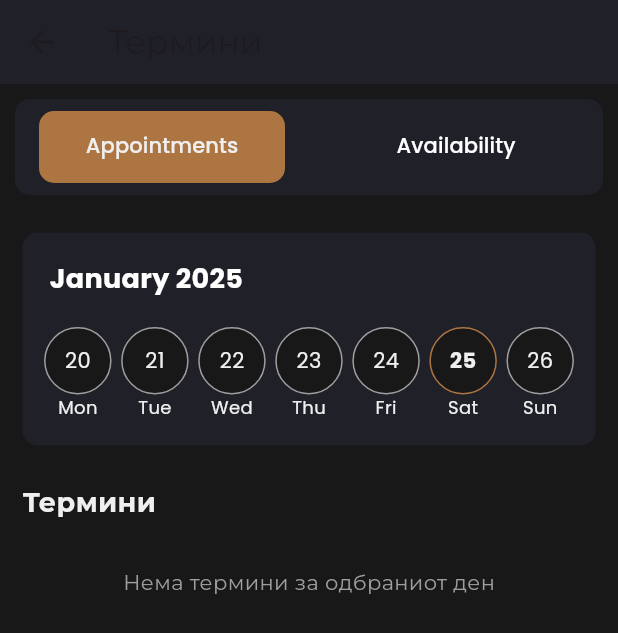
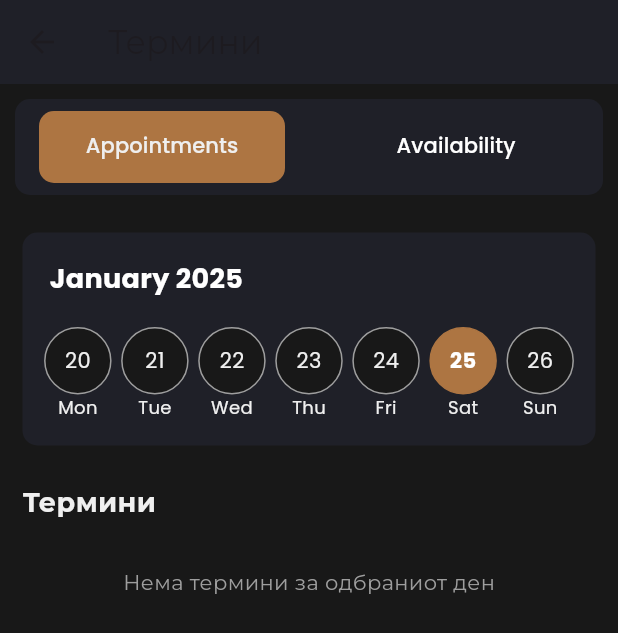
Before and after one commit to zimbakovtech/Barbershop.mk, a Flutter app: the Appointments screen opened directly, on a phone screen of 412 x 824 dp. Shown: the top 633 px of the screen. Run offline on Flutter 3.47's test engine with Material 3 defaults, Android fonts, the phone set to English and light mode, and no system bars; our stand-ins replace firebase_core, firebase_messaging, flutter_riverpod, google_fonts, shared_preferences, table_calendar; accounts and stored records are empty; network calls fail.

Commit message:
fixed scheduling apointments and minor changes in appointments and clients

```diff
--- a/totis_barbershop/lib/screens/appointments.dart
+++ b/totis_barbershop/lib/screens/appointments.dart
@@ -1,18 +1,10 @@
 import 'package:flutter/material.dart';
 import 'package:flutter_riverpod/flutter_riverpod.dart';
 import 'package:intl/intl.dart';
-
-// Your imports
 import 'package:barbers_mk/widgets/appointment_card.dart';
 import 'package:barbers_mk/services/barber_service.dart';
 import '../providers/appointment_provider.dart';
 import 'package:barbers_mk/widgets/colors.dart';
-
-// Enum remains the same
-enum SlideDirection {
-  left,
-  right,
-}
 
 class Appointments extends ConsumerStatefulWidget {
   const Appointments({super.key});
@@ -23,41 +15,27 @@ class Appointments extends ConsumerStatefulWidget {
 
 class AppointmentsState extends ConsumerState<Appointments> {
   final barberService = BarberService();
-
   late DateTime _currentMonth;
   late DateTime _currentWeekStart;
   late DateTime _selectedDate;
 
-  /// Tracks which way to slide the week (left = next, right = previous).
-  SlideDirection _slideDirection = SlideDirection.left;
-
   @override
   void initState() {
     super.initState();
-    // Initialize to today's date
     final now = DateTime.now();
-    // This is our "current month" pinned to day=1
     _currentMonth = DateTime(now.year, now.month);
-    // Find start of the week that 'now' belongs to (Monday as start)
     _currentWeekStart = _findStartOfWeek(now);
     _selectedDate = now;
   }
 
-  /// Returns the Monday of a given date's week.
-  /// If you want Sunday as the start, adjust accordingly.
   DateTime _findStartOfWeek(DateTime date) {
-    // Monday = weekday=1, Sunday=7
     final dayOfWeek = date.weekday;
     return DateTime(date.year, date.month, date.day - (dayOfWeek - 1));
   }
 
-  // Moves forward by 7 days
   void _goToNextWeek() {
     setState(() {
-      _slideDirection = SlideDirection.left; // new content slides in from right
       _currentWeekStart = _currentWeekStart.add(const Duration(days: 7));
-
-      // If we crossed into a new month, update _currentMonth
       if (_currentWeekStart.month != _currentMonth.month ||
           _currentWeekStart.year != _currentMonth.year) {
         final nextMonth = _currentMonth.month + 1;
@@ -69,13 +47,9 @@ class AppointmentsState extends ConsumerState<Appointments> {
     });
   }
 
-  // Moves backward by 7 days
   void _goToPreviousWeek() {
     setState(() {
-      _slideDirection = SlideDirection.right; // new content slides in from left
       _currentWeekStart = _currentWeekStart.subtract(const Duration(days: 7));
-
-      // If we crossed into a previous month, update _currentMonth
       if (_currentWeekStart.month != _currentMonth.month ||
           _currentWeekStart.year != _currentMonth.year) {
         final prevMonth = _currentMonth.month - 1;
@@ -87,28 +61,21 @@ class AppointmentsState extends ConsumerState<Appointments> {
     });
   }
 
-  // Called on tapping a day circle
   void _onDaySelected(DateTime day) {
     setState(() {
       _selectedDate = day;
     });
   }
 
-  /// Returns a "January 2025"-style string for the current month
   String _formatMonth(DateTime date) {
-    // Make sure you have called initializeDateFormatting('mk') (or 'en') in main()
     return DateFormat('MMMM yyyy', 'en').format(date);
   }
 
-  /// 7 consecutive days starting at _currentWeekStart
   List<DateTime> _getCurrentWeekDates() {
     return List.generate(
-      7,
-      (index) => _currentWeekStart.add(Duration(days: index)),
-    );
+        7, (index) => _currentWeekStart.add(Duration(days: index)));
   }
 
-  /// Group appointments by date and return only for _selectedDate
   List<dynamic> _getAppointmentsForSelectedDate(List<dynamic> allAppointments) {
     final grouped = <DateTime, List<dynamic>>{};
     for (final apt in allAppointments) {
@@ -124,17 +91,14 @@ class AppointmentsState extends ConsumerState<Appointments> {
 
   @override
   Widget build(BuildContext context) {
-    // We only consider appointments that are not canceled
     final allAppointments = ref
         .watch(appointmentProvider)
         .where((appointment) => appointment.status != 'canceled')
         .toList();
-
-    // Subset for the selected date
     final todaysAppointments = _getAppointmentsForSelectedDate(allAppointments);
 
     return DefaultTabController(
-      length: 2, // "Appointments" and "Availability"
+      length: 2,
       child: Scaffold(
         backgroundColor: background,
         appBar: AppBar(
@@ -174,56 +138,13 @@ class AppointmentsState extends ConsumerState<Appointments> {
             Expanded(
               child: TabBarView(
                 children: [
-                  // APPOINTMENTS TAB
-                  // Wrap the swiping content in an AnimatedSwitcher to get a smooth transition
-                  AnimatedSwitcher(
-                    // A unique key for the current week's content
-                    key: ValueKey<DateTime>(_currentWeekStart),
-                    duration: const Duration(milliseconds: 300),
-                    switchInCurve: Curves.easeOut,
-                    switchOutCurve: Curves.easeIn,
-                    transitionBuilder: (Widget child, Animation<double> anim) {
-                      // Decide which side to slide from
-                      final offsetTween = Tween<Offset>(
-                        begin: _slideDirection == SlideDirection.left
-                            ? const Offset(1.0, 0.0) // next => from right
-                            : const Offset(-1.0, 0.0), // previous => from left
-                        end: Offset.zero,
-                      ).animate(anim);
-
-                      return ClipRect(
-                        child: SlideTransition(
-                          position: offsetTween,
-                          child: FadeTransition(
-                            opacity: anim,
-                            child: child,
-                          ),
-                        ),
-                      );
-                    },
-                    // The child that changes when we go next/previous week:
-                    child: GestureDetector(
-                      // This key ensures that when _currentWeekStart changes,
-                      // the child is seen as a new widget, triggering the animation.
-                      key: ValueKey<DateTime>(_currentWeekStart),
-                      onHorizontalDragEnd: (details) {
-                        if (details.primaryVelocity == null) return;
-                        if (details.primaryVelocity! < 0) {
-                          // Swiped left
-                          _goToNextWeek();
-                        } else if (details.primaryVelocity! > 0) {
-                          // Swiped right
-                          _goToPreviousWeek();
-                        }
-                      },
-                      child: Column(
+                  Column(
                     children: [
                       Expanded(
                         child: SingleChildScrollView(
                           child: Column(
                             crossAxisAlignment: CrossAxisAlignment.start,
                             children: [
-                                  // Month Label
                               Padding(
                                 padding: const EdgeInsets.all(15.0),
                                 child: Container(
@@ -247,18 +168,47 @@ class AppointmentsState extends ConsumerState<Appointments> {
                                           ),
                                         ),
                                       ),
-                                          // Row of 7 Day Circles
                                       SizedBox(
                                         height: 80,
+                                        child:
+                                            // child: AnimatedSwitcher(
+                                            //   duration:
+                                            //       const Duration(milliseconds: 300),
+                                            //   transitionBuilder:
+                                            //       (child, animation) {
+                                            //     return SlideTransition(
+                                            //       position: Tween<Offset>(
+                                            //         begin: const Offset(1, 0),
+                                            //         end: Offset.zero,
+                                            //       ).animate(animation),
+                                            //       child: child,
+                                            //     );
+                                            //   },
+                                            //   child:
+                                            GestureDetector(
+                                          key: ValueKey<DateTime>(
+                                              _currentWeekStart),
+                                          onHorizontalDragEnd: (details) {
+                                            if (details.primaryVelocity == null)
+                                              return;
+                                            if (details.primaryVelocity! < 0) {
+                                              _goToNextWeek();
+                                            } else if (details
+                                                    .primaryVelocity! >
+                                                0) {
+                                              _goToPreviousWeek();
+                                            }
+                                          },
                                           child: Row(
                                             mainAxisAlignment:
                                                 MainAxisAlignment.spaceEvenly,
                                             children: _getCurrentWeekDates()
                                                 .map((day) {
-                                                final isSelected = _stripTime(
-                                                        day) ==
+                                              final isSelected =
+                                                  _stripTime(day) ==
                                                       _stripTime(_selectedDate);
-
+                                              final isToday = _stripTime(day) ==
+                                                  _stripTime(DateTime.now());
                                               return GestureDetector(
                                                 onTap: () =>
                                                     _onDaySelected(day),
@@ -266,17 +216,16 @@ class AppointmentsState extends ConsumerState<Appointments> {
                                                   mainAxisSize:
                                                       MainAxisSize.min,
                                                   children: [
-                                                      // Circular day number
                                                     Container(
                                                       width: 45,
                                                       height: 45,
-                                                        decoration:
-                                                            BoxDecoration(
-                                                          color: background,
-                                                          shape:
-                                                              BoxShape.circle,
+                                                      decoration: BoxDecoration(
+                                                        color: isSelected
+                                                            ? orange
+                                                            : background,
+                                                        shape: BoxShape.circle,
                                                         border: Border.all(
-                                                            color: isSelected
+                                                          color: isToday
                                                               ? orange
                                                               : Colors.grey,
                                                           width: 1,
@@ -287,17 +236,16 @@ class AppointmentsState extends ConsumerState<Appointments> {
                                                       child: Text(
                                                         '${day.day}',
                                                         style: TextStyle(
-                                                            color: textPrimary,
-                                                            fontWeight:
-                                                                isSelected
-                                                                    ? FontWeight
-                                                                        .bold
+                                                          color: isSelected
+                                                              ? Colors.white
+                                                              : textPrimary,
+                                                          fontWeight: isSelected
+                                                              ? FontWeight.bold
                                                               : FontWeight
                                                                   .normal,
                                                         ),
                                                       ),
                                                     ),
-                                                      // Optional day abbreviation (Mon, Tue, ...)
                                                     Text(
                                                       DateFormat('E', 'en')
                                                           .format(day),
@@ -312,6 +260,8 @@ class AppointmentsState extends ConsumerState<Appointments> {
                                             }).toList(),
                                           ),
                                         ),
+                                      ),
+                                      // ),
                                     ],
                                   ),
                                 ),
@@ -334,18 +284,16 @@ class AppointmentsState extends ConsumerState<Appointments> {
                                     padding: const EdgeInsets.all(20.0),
                                     child: Text(
                                       'Нема термини за одбраниот ден',
-                                          style: TextStyle(
-                                              color: Colors.grey[500]),
+                                      style: TextStyle(color: Colors.grey[500]),
                                     ),
                                   ),
                                 )
                               else
                                 ListView.builder(
-                                      physics:
-                                          const NeverScrollableScrollPhysics(),
+                                  physics: const NeverScrollableScrollPhysics(),
                                   shrinkWrap: true,
-                                      padding: const EdgeInsets.fromLTRB(
-                                          10, 0, 10, 85),
+                                  padding:
+                                      const EdgeInsets.fromLTRB(10, 0, 10, 85),
                                   itemCount: todaysAppointments.length,
                                   itemBuilder: (context, index) {
                                     final appointment =
@@ -368,9 +316,6 @@ class AppointmentsState extends ConsumerState<Appointments> {
                       ),
                     ],
                   ),
-                    ),
-                  ),
-                  // AVAILABILITY TAB
                   Center(
                     child: Text(
                       'No availability data',
--- a/totis_barbershop/lib/screens/clients.dart
+++ b/totis_barbershop/lib/screens/clients.dart
@@ -124,7 +124,7 @@ class ClientCard extends StatelessWidget {
                       'Last Appointment: $formattedDate',
                       style: TextStyle(
                         color: Colors.grey[400],
-                        fontSize: 14,
+                        fontSize: 12.5,
                       ),
                     ),
                     const SizedBox(height: 8),
--- a/totis_barbershop/lib/services/barber_service.dart
+++ b/totis_barbershop/lib/services/barber_service.dart
@@ -33,11 +33,12 @@ class BarberService {
     };
   }
 
-  Future<void> bookAppointment(
-      int barberId, int serviceId, DateTime date, String time) async {
+  Future<void> bookAppointment(int barberId, String clientName, int serviceId,
+      DateTime date, String time) async {
     final endpoint = 'barbers/$barberId/appointments';
     final body = {
       'service_id': serviceId,
+      'client_name': clientName,
       'date': DateFormat('yyyy-MM-dd').format(date),
       'time': time,
     };
```
Also changed, not shown: totis_barbershop/lib/confirmation.dart (+26 -2 lines). Lines whose indentation alone changed are shown as unchanged.
